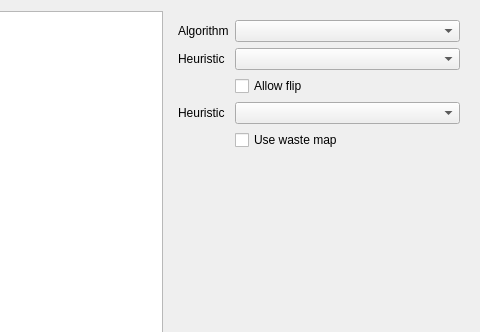
Before: the Qt Designer form gui/Sol2dTexturePackerGui/Packer/SpritePackerWidget.ui in brainstream/Sol2D-Texture-Packer, drawn with Qt 5; both pictures show x 783 to 1263 and y 0 to 332 of the 1263 by 844 pixel window.
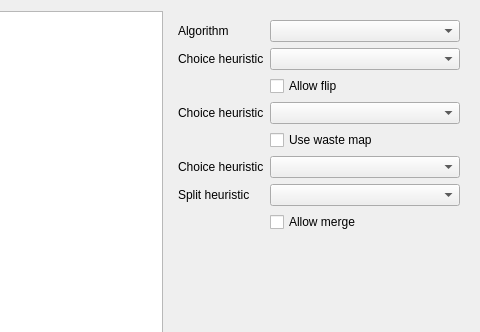
After: the same form once the commit is applied. Custom widgets are drawn as their Qt base class.

What changed in the file:
```diff
--- a/gui/Sol2dTexturePackerGui/Packer/SpritePackerWidget.ui
+++ b/gui/Sol2dTexturePackerGui/Packer/SpritePackerWidget.ui
@@ -100,7 +100,7 @@
       <item row="1" column="0">
        <widget class="QLabel" name="m_label_mrb_heuristic">
         <property name="text">
-         <string>Heuristic</string>
+         <string>Choice heuristic</string>
         </property>
        </widget>
       </item>
@@ -124,12 +124,19 @@
       <item row="3" column="0">
        <widget class="QLabel" name="m_label_skyline_heuristic">
         <property name="text">
-         <string>Heuristic</string>
+         <string>Choice heuristic</string>
         </property>
        </widget>
       </item>
       <item row="3" column="1">
-       <widget class="QComboBox" name="m_combo_skyline_heuristic"/>
+       <widget class="QComboBox" name="m_combo_skyline_heuristic">
+        <property name="sizePolicy">
+         <sizepolicy hsizetype="Expanding" vsizetype="Fixed">
+          <horstretch>0</horstretch>
+          <verstretch>0</verstretch>
+         </sizepolicy>
+        </property>
+       </widget>
       </item>
       <item row="4" column="1">
        <widget class="QCheckBox" name="m_checkbox_skyline_use_waste_map">
@@ -138,8 +145,49 @@
         </property>
        </widget>
       </item>
+      <item row="5" column="0">
+       <widget class="QLabel" name="m_label_guillotine_choice_heuristic">
+        <property name="text">
+         <string>Choice heuristic</string>
+        </property>
+       </widget>
+      </item>
       <item row="5" column="1">
-       <spacer name="verticalSpacer">
+       <widget class="QComboBox" name="m_combo_guillotine_choice_heuristic">
+        <property name="sizePolicy">
+         <sizepolicy hsizetype="Expanding" vsizetype="Fixed">
+          <horstretch>0</horstretch>
+          <verstretch>0</verstretch>
+         </sizepolicy>
+        </property>
+       </widget>
+      </item>
+      <item row="6" column="1">
+       <widget class="QComboBox" name="m_combo_guillotine_split_heuristic">
+        <property name="sizePolicy">
+         <sizepolicy hsizetype="Expanding" vsizetype="Fixed">
+          <horstretch>0</horstretch>
+          <verstretch>0</verstretch>
+         </sizepolicy>
+        </property>
+       </widget>
+      </item>
+      <item row="6" column="0">
+       <widget class="QLabel" name="m_label_guillotine_split_heuristic">
+        <property name="text">
+         <string>Split heuristic</string>
+        </property>
+       </widget>
+      </item>
+      <item row="7" column="1">
+       <widget class="QCheckBox" name="m_checkbox_guillotine_allow_merge">
+        <property name="text">
+         <string>Allow merge</string>
+        </property>
+       </widget>
+      </item>
+      <item row="8" column="0" colspan="2">
+       <spacer name="m_spacer">
         <property name="orientation">
          <enum>Qt::Orientation::Vertical</enum>
         </property>
```
